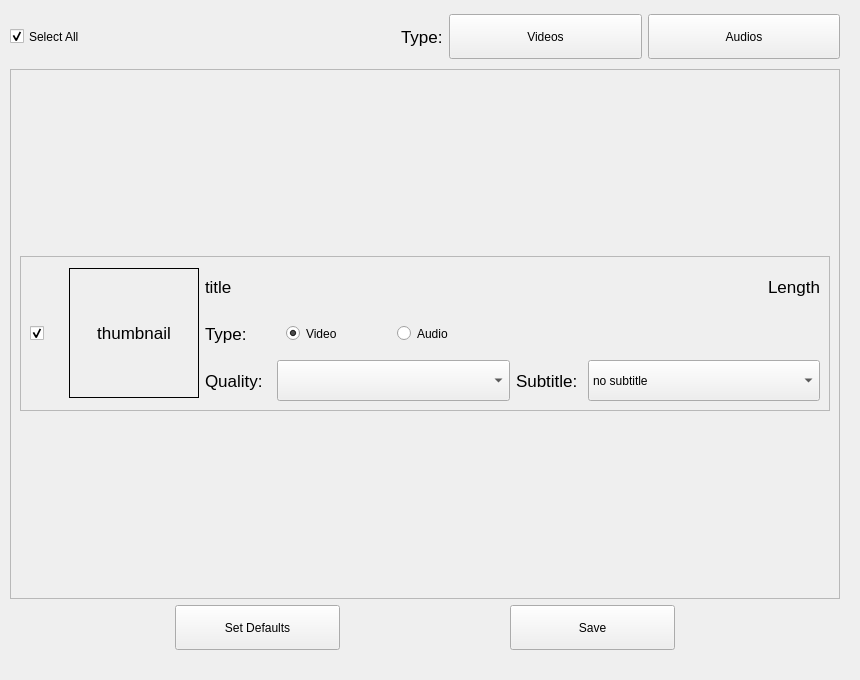
Above: gui/playlist customizing window.ui from dev-ahmed-hatem/Youtube-Downloader before the change. Below: the same form after it.
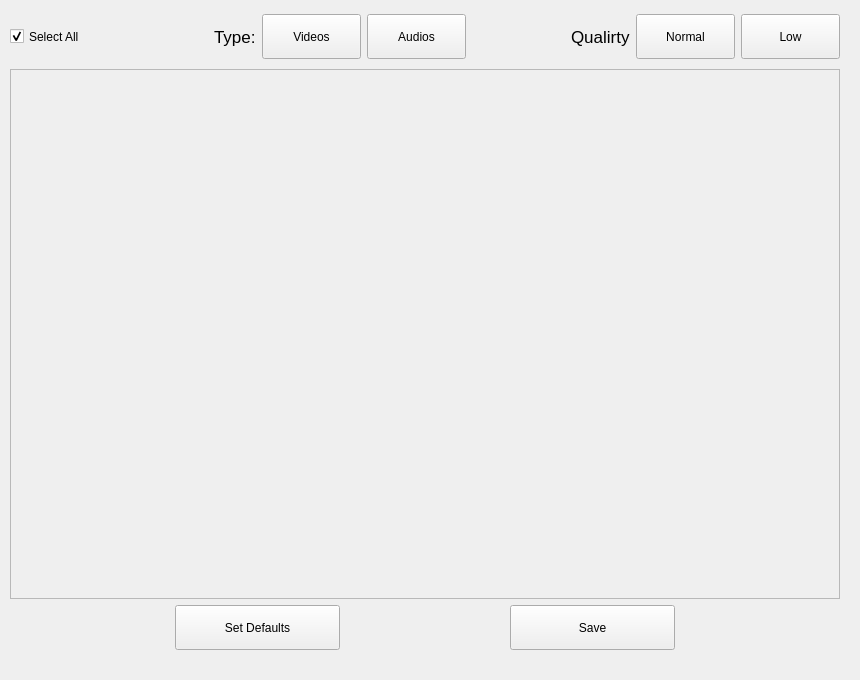
That is the form after the change.

What changed in the file:
```diff
--- a/gui/playlist customizing window.ui
+++ b/gui/playlist customizing window.ui
@@ -147,6 +147,76 @@
         </property>
        </widget>
       </item>
+      <item>
+       <spacer name="horizontalSpacer_5">
+        <property name="orientation">
+         <enum>Qt::Horizontal</enum>
+        </property>
+        <property name="sizeHint" stdset="0">
+         <size>
+          <width>40</width>
+          <height>20</height>
+         </size>
+        </property>
+       </spacer>
+      </item>
+      <item>
+       <widget class="QLabel" name="label_2">
+        <property name="text">
+         <string>Qualirty</string>
+        </property>
+       </widget>
+      </item>
+      <item>
+       <widget class="QPushButton" name="normal">
+        <property name="sizePolicy">
+         <sizepolicy hsizetype="Expanding" vsizetype="Expanding">
+          <horstretch>0</horstretch>
+          <verstretch>0</verstretch>
+         </sizepolicy>
+        </property>
+        <property name="minimumSize">
+         <size>
+          <width>0</width>
+          <height>45</height>
+         </size>
+        </property>
+        <property name="maximumSize">
+         <size>
+          <width>16777215</width>
+          <height>45</height>
+         </size>
+        </property>
+        <property name="text">
+         <string>Normal</string>
+        </property>
+       </widget>
+      </item>
+      <item>
+       <widget class="QPushButton" name="low">
+        <property name="sizePolicy">
+         <sizepolicy hsizetype="Expanding" vsizetype="Expanding">
+          <horstretch>0</horstretch>
+          <verstretch>0</verstretch>
+         </sizepolicy>
+        </property>
+        <property name="minimumSize">
+         <size>
+          <width>0</width>
+          <height>45</height>
+         </size>
+        </property>
+        <property name="maximumSize">
+         <size>
+          <width>16777215</width>
+          <height>45</height>
+         </size>
+        </property>
+        <property name="text">
+         <string>Low</string>
+        </property>
+       </widget>
+      </item>
      </layout>
     </item>
     <item row="2" column="0">
@@ -263,192 +333,24 @@
         <property name="spacing">
          <number>20</number>
         </property>
+        <property name="leftMargin">
+         <number>0</number>
+        </property>
+        <property name="topMargin">
+         <number>0</number>
+        </property>
+        <property name="rightMargin">
+         <number>0</number>
+        </property>
+        <property name="bottomMargin">
+         <number>0</number>
+        </property>
         <item>
-         <widget class="QFrame" name="frame">
-          <property name="maximumSize">
-           <size>
-            <width>100000</width>
-            <height>155</height>
-           </size>
+         <layout class="QVBoxLayout" name="videos_area">
+          <property name="spacing">
+           <number>30</number>
           </property>
-          <property name="frameShape">
-           <enum>QFrame::StyledPanel</enum>
-          </property>
-          <property name="frameShadow">
-           <enum>QFrame::Raised</enum>
-          </property>
-          <layout class="QGridLayout" name="gridLayout" columnstretch="1,12,2,7,2,7">
-           <item row="0" column="1" rowspan="3">
-            <widget class="QLabel" name="label_8">
-             <property name="minimumSize">
-              <size>
-               <width>130</width>
-               <height>130</height>
-              </size>
-             </property>
-             <property name="maximumSize">
-              <size>
-               <width>130</width>
-               <height>130</height>
-              </size>
-             </property>
-             <property name="styleSheet">
-              <string notr="true">border: 1px solid #000;</string>
-             </property>
-             <property name="text">
-              <string>thumbnail</string>
-             </property>
-             <property name="alignment">
-              <set>Qt::AlignCenter</set>
-             </property>
-            </widget>
-           </item>
-           <item row="0" column="2" colspan="3">
-            <widget class="QLabel" name="label_12">
-             <property name="sizePolicy">
-              <sizepolicy hsizetype="Expanding" vsizetype="Expanding">
-               <horstretch>0</horstretch>
-               <verstretch>0</verstretch>
-              </sizepolicy>
-             </property>
-             <property name="text">
-              <string>title</string>
-             </property>
-            </widget>
-           </item>
-           <item row="0" column="5">
-            <widget class="QLabel" name="label_10">
-             <property name="text">
-              <string>Length</string>
-             </property>
-             <property name="alignment">
-              <set>Qt::AlignRight|Qt::AlignTrailing|Qt::AlignVCenter</set>
-             </property>
-            </widget>
-           </item>
-           <item row="1" column="0">
-            <widget class="QCheckBox" name="checkBox_2">
-             <property name="layoutDirection">
-              <enum>Qt::LeftToRight</enum>
-             </property>
-             <property name="text">
-              <string/>
-             </property>
-             <property name="iconSize">
-              <size>
-               <width>20</width>
-               <height>20</height>
-              </size>
-             </property>
-             <property name="checked">
-              <bool>true</bool>
-             </property>
-            </widget>
-           </item>
-           <item row="1" column="2">
-            <widget class="QLabel" name="label_9">
-             <property name="sizePolicy">
-              <sizepolicy hsizetype="Expanding" vsizetype="Expanding">
-               <horstretch>0</horstretch>
-               <verstretch>0</verstretch>
-              </sizepolicy>
-             </property>
-             <property name="text">
-              <string>Type:</string>
-             </property>
-            </widget>
-           </item>
-           <item row="1" column="3">
-            <widget class="QGroupBox" name="groupBox_2">
-             <property name="sizePolicy">
-              <sizepolicy hsizetype="Expanding" vsizetype="Expanding">
-               <horstretch>0</horstretch>
-               <verstretch>0</verstretch>
-              </sizepolicy>
-             </property>
-             <property name="styleSheet">
-              <string notr="true">border:0px</string>
-             </property>
-             <property name="title">
-              <string/>
-             </property>
-             <property name="flat">
-              <bool>false</bool>
-             </property>
-             <layout class="QHBoxLayout" name="horizontalLayout_4">
-              <item>
-               <widget class="QRadioButton" name="radioButton_5">
-                <property name="text">
-                 <string>Video</string>
-                </property>
-                <property name="checked">
-                 <bool>true</bool>
-                </property>
-               </widget>
-              </item>
-              <item>
-               <widget class="QRadioButton" name="radioButton_6">
-                <property name="text">
-                 <string>Audio</string>
-                </property>
-               </widget>
-              </item>
-             </layout>
-            </widget>
-           </item>
-           <item row="2" column="2">
-            <widget class="QLabel" name="label_7">
-             <property name="sizePolicy">
-              <sizepolicy hsizetype="Expanding" vsizetype="Expanding">
-               <horstretch>0</horstretch>
-               <verstretch>0</verstretch>
-              </sizepolicy>
-             </property>
-             <property name="text">
-              <string>Quality:</string>
-             </property>
-            </widget>
-           </item>
-           <item row="2" column="3">
-            <widget class="QComboBox" name="comboBox_3">
-             <property name="sizePolicy">
-              <sizepolicy hsizetype="Expanding" vsizetype="Expanding">
-               <horstretch>0</horstretch>
-               <verstretch>0</verstretch>
-              </sizepolicy>
-             </property>
-            </widget>
-           </item>
-           <item row="2" column="4">
-            <widget class="QLabel" name="label_11">
-             <property name="sizePolicy">
-              <sizepolicy hsizetype="Expanding" vsizetype="Expanding">
-               <horstretch>0</horstretch>
-               <verstretch>0</verstretch>
-              </sizepolicy>
-             </property>
-             <property name="text">
-              <string>Subtitle:</string>
-             </property>
-            </widget>
-           </item>
-           <item row="2" column="5">
-            <widget class="QComboBox" name="comboBox_4">
-             <property name="sizePolicy">
-              <sizepolicy hsizetype="Expanding" vsizetype="Expanding">
-               <horstretch>0</horstretch>
-               <verstretch>0</verstretch>
-              </sizepolicy>
-             </property>
-             <item>
-              <property name="text">
-               <string>no subtitle</string>
-              </property>
-             </item>
-            </widget>
-           </item>
-          </layout>
-         </widget>
+         </layout>
         </item>
        </layout>
       </widget>
```
Left out of the diff: 12 changed lines with no effect on the pictures.
